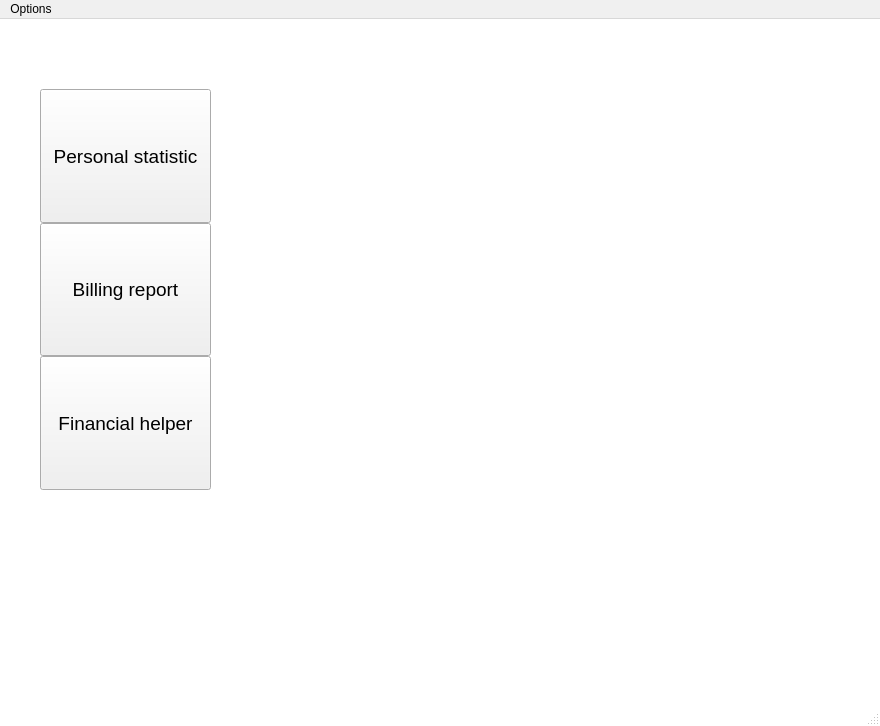
The window that mainwindow.ui (ihareal/budgeting) describes before a commit, drawn with Qt 5.
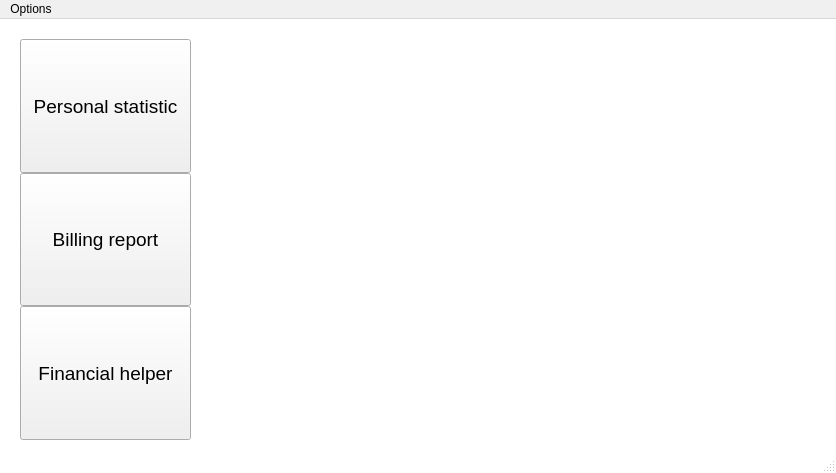
The same window after the commit. The open tabs and pages were chosen to show the change.

Commit message: Adjust resizing layout & fix bug

```diff
--- a/mainwindow.ui
+++ b/mainwindow.ui
@@ -6,8 +6,8 @@
    <rect>
     <x>0</x>
     <y>0</y>
-    <width>880</width>
-    <height>726</height>
+    <width>836</width>
+    <height>473</height>
    </rect>
   </property>
   <property name="font">
@@ -2643,8 +2643,8 @@
        <widget class="QWidget" name="verticalLayoutWidget_2">
         <property name="geometry">
          <rect>
-          <x>40</x>
-          <y>70</y>
+          <x>20</x>
+          <y>20</y>
           <width>171</width>
           <height>401</height>
          </rect>
@@ -2751,8 +2751,8 @@
        <widget class="QStackedWidget" name="userPageStackedWidget">
         <property name="geometry">
          <rect>
-          <x>239</x>
-          <y>69</y>
+          <x>230</x>
+          <y>30</y>
           <width>611</width>
           <height>401</height>
          </rect>
@@ -2760,22 +2760,21 @@
         <property name="currentIndex">
          <number>0</number>
         </property>
-        <widget class="QWidget" name="chartPage">
-         <widget class="QWidget" name="gridLayoutWidget">
-          <property name="geometry">
-           <rect>
-            <x>0</x>
-            <y>0</y>
-            <width>611</width>
-            <height>401</height>
-           </rect>
-          </property>
-          <layout class="QGridLayout" name="gridLayout_2"/>
-         </widget>
-        </widget>
+        <widget class="QWidget" name="chartPage"/>
         <widget class="QWidget" name="billingReportPage"/>
         <widget class="QWidget" name="financialHelperPage"/>
        </widget>
+       <widget class="QWidget" name="gridLayoutWidget">
+        <property name="geometry">
+         <rect>
+          <x>210</x>
+          <y>20</y>
+          <width>611</width>
+          <height>401</height>
+         </rect>
+        </property>
+        <layout class="QGridLayout" name="gridLayout_2"/>
+       </widget>
       </widget>
      </widget>
     </item>
@@ -2786,7 +2785,7 @@
     <rect>
      <x>0</x>
      <y>0</y>
-     <width>880</width>
+     <width>836</width>
      <height>20</height>
     </rect>
    </property>
```
Left out of the diff: 2 changed lines with no effect on the pictures. The commit also changes 1 other file.
